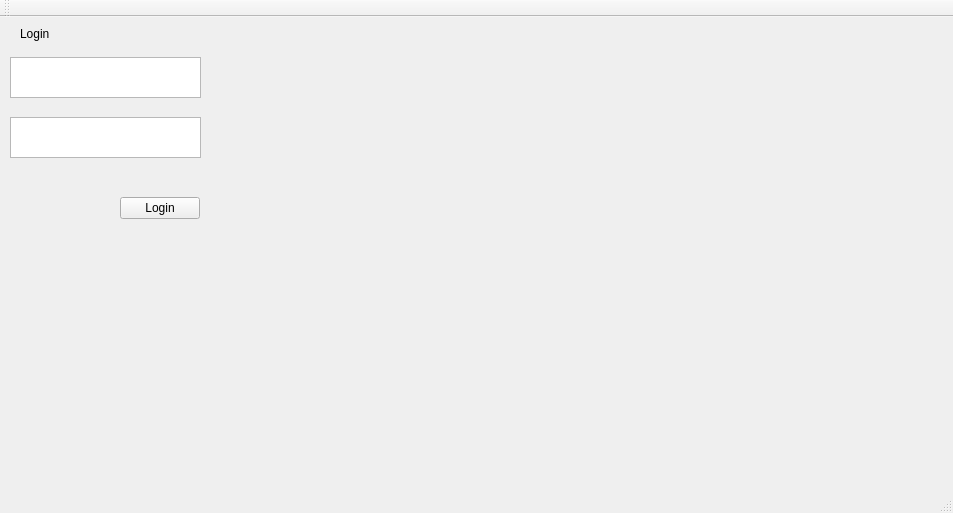
The window that mainwindow.ui (stoic1979/SocialDashboard) describes before a commit, drawn with Qt 5.
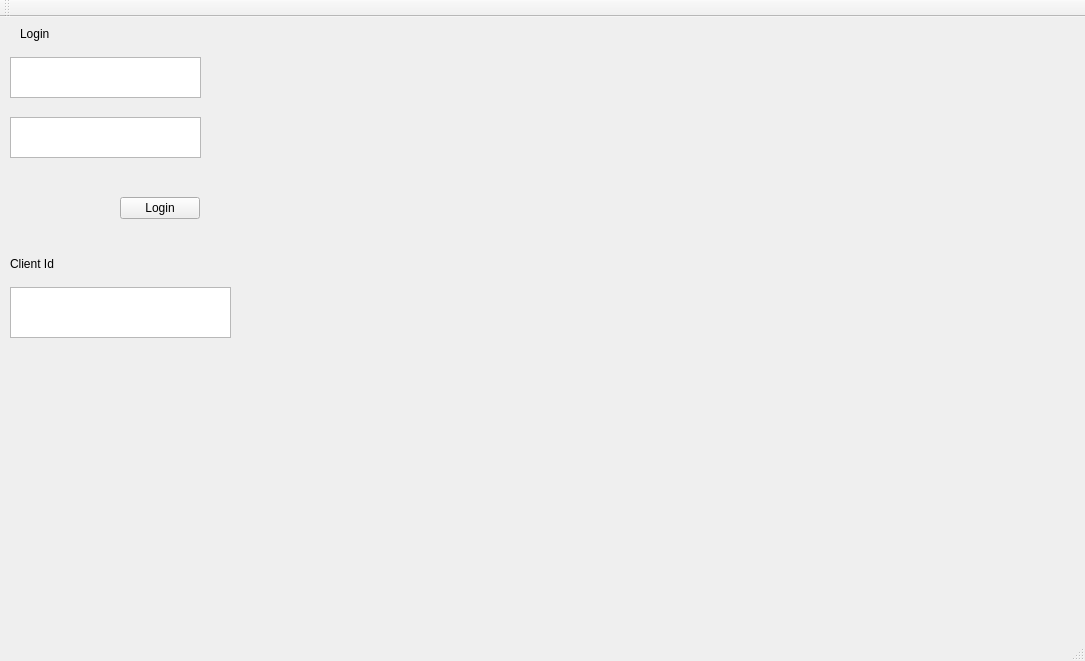
The same window after the commit.

Commit message: use webview for fb auth

What changed in the file:
```diff
--- a/mainwindow.ui
+++ b/mainwindow.ui
@@ -6,8 +6,8 @@
    <rect>
     <x>0</x>
     <y>0</y>
-    <width>953</width>
-    <height>513</height>
+    <width>1085</width>
+    <height>661</height>
    </rect>
   </property>
   <property name="windowTitle">
@@ -65,11 +65,34 @@
      <rect>
       <x>260</x>
       <y>20</y>
-      <width>471</width>
-      <height>421</height>
+      <width>811</width>
+      <height>591</height>
      </rect>
     </property>
    </widget>
+   <widget class="QTextEdit" name="teFbClientId">
+    <property name="geometry">
+     <rect>
+      <x>10</x>
+      <y>270</y>
+      <width>221</width>
+      <height>51</height>
+     </rect>
+    </property>
+   </widget>
+   <widget class="QLabel" name="label_2">
+    <property name="geometry">
+     <rect>
+      <x>10</x>
+      <y>240</y>
+      <width>59</width>
+      <height>14</height>
+     </rect>
+    </property>
+    <property name="text">
+     <string>Client Id</string>
+    </property>
+   </widget>
   </widget>
   <widget class="QMenuBar" name="menuBar">
    <property name="geometry">
```
Left out of the diff: 2 changed lines with no effect on the pictures. The commit also changes 2 other files.
